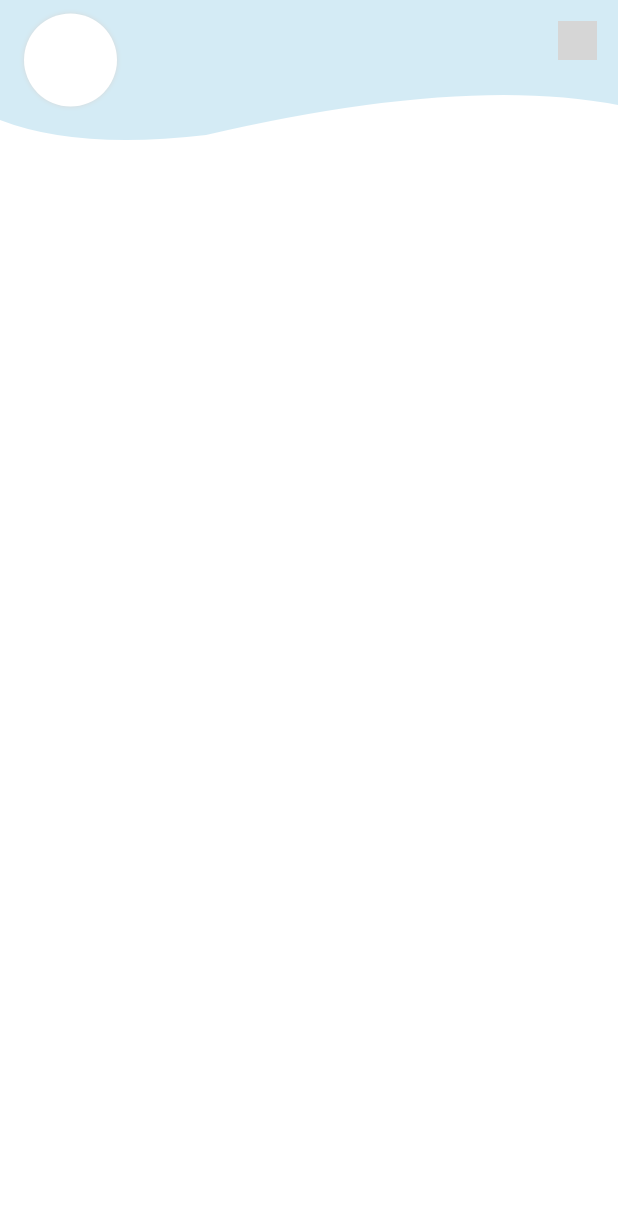
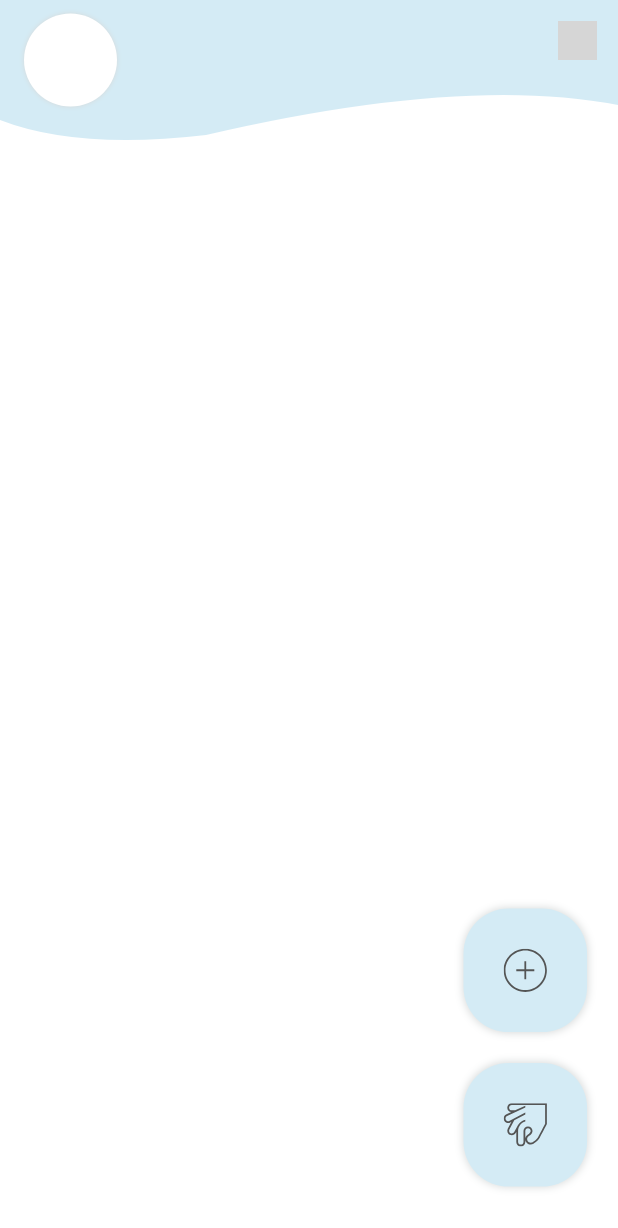
Before and after one commit to hnaa0/piece_of_happiness, a Flutter app: the HomeScreen screen opened by its route, on a phone screen of 412 x 824 dp. Shown: the top 1228 px of the screen. Run offline on Flutter 3.47's test engine with Material 3 defaults, Android fonts, the phone set to English and light mode, and no system bars; our stand-ins replace cloud_firestore, firebase_auth, firebase_core, firebase_storage, flutter_riverpod, flutter_svg and 5 more; accounts and stored records are empty; grey boxes are pictures that could not be loaded.

Commit message:
✨ feat: Create Add-Bottomsheet screen UI

```diff
--- a/lib/features/home/views/home_screen.dart
+++ b/lib/features/home/views/home_screen.dart
@@ -1,6 +1,10 @@
 import 'package:flutter/material.dart';
 import 'package:flutter_riverpod/flutter_riverpod.dart';
+import 'package:flutter_svg/svg.dart';
+import 'package:gap/gap.dart';
 import 'package:piece_of_happiness/constants/colors.dart';
+import 'package:piece_of_happiness/features/home/views/add_bottomsheet_screen.dart';
+import 'package:piece_of_happiness/features/home/views/widgets/home_button.dart';
 import 'package:piece_of_happiness/features/home/views/widgets/wavy_app_bar.dart';
 import 'package:piece_of_happiness/features/settings/view_models/theme_config_view_model.dart';
 
@@ -15,24 +19,98 @@ class HomeScreen extends ConsumerStatefulWidget {
 }
 
 class _HomeScreenState extends ConsumerState<HomeScreen> {
+  void _onAddTap(bool isDark) {
+    showModalBottomSheet(
+      isScrollControlled: true,
+      showDragHandle: true,
+      elevation: 0,
+      context: context,
+      builder: (context) {
+        return const AddBottomsheetScreen();
+      },
+      backgroundColor: isDark
+          ? const Color(
+              ThemeColors.grey_900,
+            )
+          : const Color(
+              ThemeColors.grey_100,
+            ),
+    );
+  }
+
   @override
   Widget build(BuildContext context) {
     final isDark = ref.watch(themeConfigProvider).darkMode;
+    final size = MediaQuery.of(context).size;
 
     return Scaffold(
       backgroundColor: Color(
         isDark ? ThemeColors.grey_900 : ThemeColors.white,
       ),
       appBar: const WavyAppBar(),
-      body: const Padding(
-        padding: EdgeInsets.symmetric(
-          horizontal: 16,
-        ),
-        child: Column(
-          children: [
-            Spacer(),
-          ],
-        ),
+      body: Stack(
+        children: [
+          Positioned.fill(
+            child: SizedBox(
+              height: size.height,
+              width: size.width,
+            ),
+          ),
+          Positioned(
+            bottom: 0,
+            right: 0,
+            child: Padding(
+              padding: EdgeInsets.only(
+                right: size.width * 0.05,
+                bottom: size.width * 0.08,
+              ),
+              child: Column(
+                crossAxisAlignment: CrossAxisAlignment.end,
+                children: [
+                  GestureDetector(
+                    behavior: HitTestBehavior.translucent,
+                    onTap: () => _onAddTap(isDark),
+                    child: HomeButton(
+                      icon: SvgPicture.asset(
+                        "assets/icons/add.svg",
+                        colorFilter: ColorFilter.mode(
+                          isDark
+                              ? const Color(
+                                  ThemeColors.lightBlue,
+                                )
+                              : const Color(
+                                  ThemeColors.grey_800,
+                                ),
+                          BlendMode.srcIn,
+                        ),
+                      ),
+                    ),
+                  ),
+                  Gap(size.width * 0.05),
+                  GestureDetector(
+                    behavior: HitTestBehavior.translucent,
+                    onTap: () {},
+                    child: HomeButton(
+                      icon: SvgPicture.asset(
+                        "assets/icons/picking.svg",
+                        colorFilter: ColorFilter.mode(
+                          isDark
+                              ? const Color(
+                                  ThemeColors.lightBlue,
+                                )
+                              : const Color(
+                                  ThemeColors.grey_800,
+                                ),
+                          BlendMode.srcIn,
+                        ),
+                      ),
+                    ),
+                  ),
+                ],
+              ),
+            ),
+          ),
+        ],
       ),
     );
   }
--- /dev/null
+++ b/lib/features/home/views/widgets/home_button.dart
@@ -0,0 +1,53 @@
+import 'package:flutter/material.dart';
+import 'package:flutter_riverpod/flutter_riverpod.dart';
+import 'package:flutter_svg/flutter_svg.dart';
+import 'package:piece_of_happiness/constants/colors.dart';
+import 'package:piece_of_happiness/features/settings/view_models/theme_config_view_model.dart';
+
+class HomeButton extends ConsumerWidget {
+  const HomeButton({
+    super.key,
+    required this.icon,
+  });
+
+  final SvgPicture icon;
+
+  @override
+  Widget build(BuildContext context, WidgetRef ref) {
+    final isDark = ref.watch(themeConfigProvider).darkMode;
+    final size = MediaQuery.of(context).size;
+
+    return Container(
+      width: size.width * 0.2,
+      height: size.width * 0.2,
+      decoration: BoxDecoration(
+        color: isDark
+            ? const Color(
+                ThemeColors.grey_900,
+              )
+            : const Color(
+                ThemeColors.lightBlue,
+              ),
+        borderRadius: BorderRadius.circular(30),
+        boxShadow: [
+          BoxShadow(
+            color: isDark
+                ? const Color(
+                    ThemeColors.lightBlue,
+                  )
+                : const Color(
+                    ThemeColors.grey_300,
+                  ),
+            blurRadius: 4,
+          ),
+        ],
+      ),
+      child: Padding(
+        padding: EdgeInsets.all(
+          size.width * 0.065,
+        ),
+        child: icon,
+      ),
+    );
+  }
+}
```
Also changed, not shown: lib/features/home/views/add_bottomsheet_screen.dart (added, +402 -0 lines).
